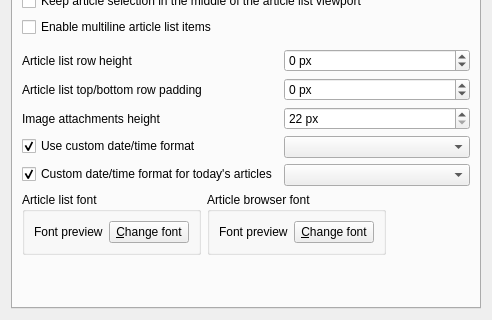
martinrotter/rssguard, file src/librssguard/gui/settings/settingsfeedsmessages.ui: the form before one commit; both pictures show x 0 to 492 and y 211 to 531 of the 492 by 531 pixel window.
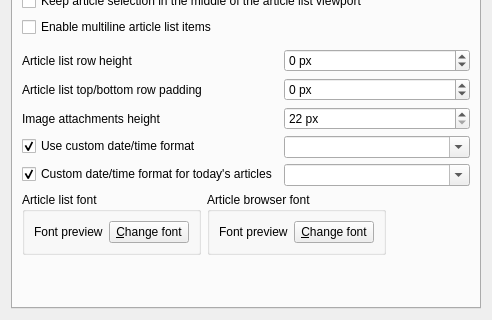
The form after the commit. The open tabs and pages were chosen to show the change. Custom widgets are drawn as their Qt base class.

Commit message: fully editable datetime format in msg list

The edit to the form file:
```diff
--- a/src/librssguard/gui/settings/settingsfeedsmessages.ui
+++ b/src/librssguard/gui/settings/settingsfeedsmessages.ui
@@ -383,6 +383,9 @@
            <height>0</height>
           </size>
          </property>
+         <property name="editable">
+          <bool>true</bool>
+         </property>
         </widget>
        </item>
        <item row="13" column="0">
@@ -406,6 +409,9 @@
            <height>0</height>
           </size>
          </property>
+         <property name="editable">
+          <bool>true</bool>
+         </property>
         </widget>
        </item>
        <item row="14" column="0" colspan="2">
```
The commit also changes 4 other files.
